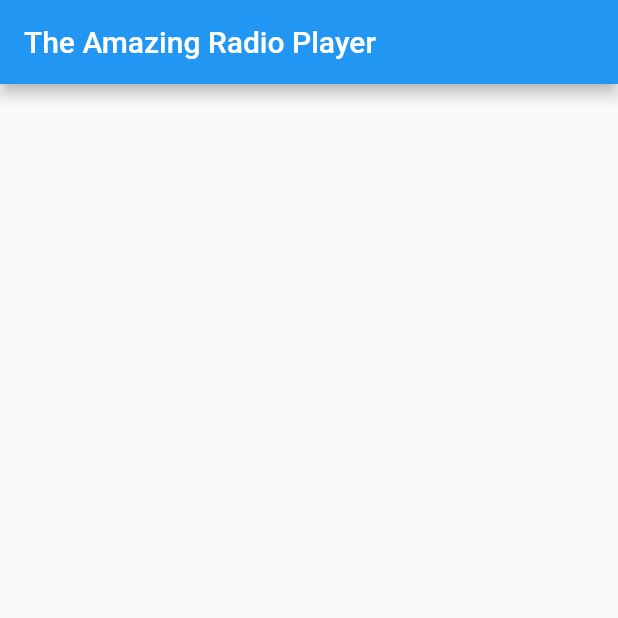
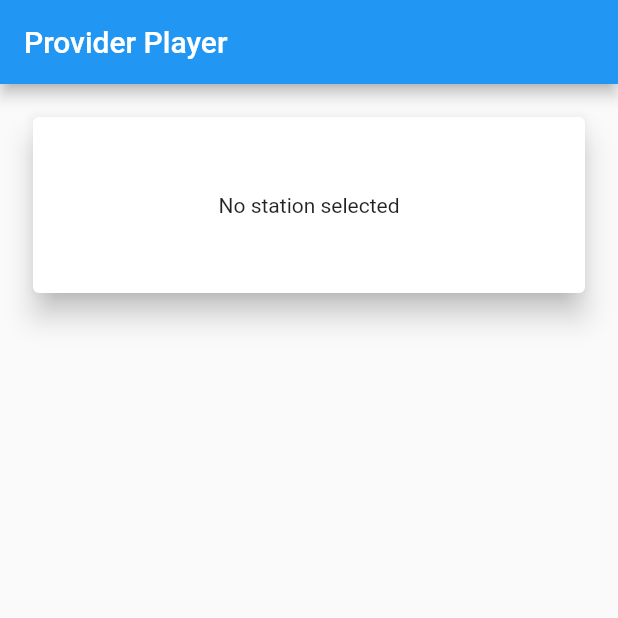
Before and after one commit to chrislaurie-io/bradio_cl, a Flutter app: the screen it shows after launch, on a phone screen of 412 x 824 dp, the top half of it. Run offline on Flutter 3.47's test engine with Material 2 defaults, Android fonts, the phone set to English and light mode, and no system bars; our stand-ins replace font_awesome_flutter, just_audio; network calls fail.

Commit message:
Swapped out bloc for Provider

```diff
--- a/lib/Services/stream_service.dart
+++ b/lib/Services/stream_service.dart
@@ -7,9 +7,12 @@ import 'package:http/http.dart' as http;
 
 class StreamService{
   static final List<RadioStream> _streamList = [];
+
+  static bool isLoading = false;
   static List<RadioStream> get streamList => _streamList;
 
   static Future<int> getStreams() async {
+    isLoading = true;
     const url ='https://nl1.api.radio-browser.info/json/stations/bycountrycodeexact/NL?hidebroken=true&order=bitrate';
     try {
       var response = await http.get(Uri.parse(url));
@@ -32,6 +35,7 @@ class StreamService{
       debugPrint('getStrteams::ERROR:: $e');
     }
     debugPrint('getSTreams.done.streamCount=${_streamList.length}');
+    isLoading = false;
     return _streamList.length;
   }
 
@@ -40,4 +44,5 @@ class StreamService{
     debugPrint('StreamService.removeStreamByName($stationName).idx=${_streamList.indexWhere((element) =>  element.name == stationName)}');
   }
 
+
  }
--- /dev/null
+++ b/lib/app_state/radio_player_state.dart
@@ -0,0 +1,128 @@
+import 'dart:async';
+
+import 'package:bradio_cl/Model/StationStream/radio_stream.dart';
+import 'package:bradio_cl/Services/stream_service.dart';
+import 'package:bradio_cl/core/enums/playing_state.dart';
+import 'package:flutter/material.dart';
+import 'package:just_audio/just_audio.dart';
+
+
+//This is the state manager class for the radioplayer page.
+class RadioPlayerState extends ChangeNotifier{
+
+
+  late final Timer _whatsonTimer;
+
+  RadioPlayerState() {
+    _init();
+    _whatsonTimer = Timer.periodic(const Duration(milliseconds: 1000), (timer) {
+      _getWhatson();
+    });
+
+  }
+
+  //We can create getters against any lower level service directly
+  //There is no need to keep a copy of the streamlist here
+  List<RadioStream> get stationList => StreamService.streamList;
+  int get stationCount => StreamService.streamList.length;
+  bool get isLoadingList => StreamService.isLoading;
+
+  PlayingState _playingState = PlayingState.none;
+  PlayingState get playingState => _playingState;
+
+  String _station = 'No station selected';
+  String get station => _station;
+
+  String _title = '';
+  String get title => _title;
+
+  final _player = AudioPlayer();
+
+  @override
+  void dispose() {
+    debugPrint('RadioPlayerState.dispose');
+    super.dispose();
+    _whatsonTimer.cancel();
+  }
+
+
+  void _init() async {
+    _setPlayingState(PlayingState.loading);
+    notifyListeners();
+    await StreamService.getStreams();
+    _setPlayingState(PlayingState.none);
+  }
+
+  //These methods looks very similar to the bloc
+  //There is no need for events that emit states
+  //The properties of this class is the state and is directly available
+
+  void _getWhatson() {
+    var _what = '';
+    if(_player.playing && _player.icyMetadata != null){
+      _what = _player.icyMetadata?.info?.title ?? '';
+    }
+    if(_what != _title){
+      _title = _what;
+      debugPrint('RadioPlayerState._getWhatson.changed=$_title');
+      notifyListeners();
+    }
+  }
+
+  Future <void> playStream(String newStation, String url) async {
+    if(newStation == _station) {
+      return;
+    }
+    debugPrint('RadioPlayerState.playStream=$newStation');
+    _station = newStation;
+    _title = '';
+    _setPlayingState(PlayingState.loading); //contains a notifyListeners call
+    try {
+      if(_player.playing) {
+        await _player.stop();
+      }
+      await _player.setUrl(url);
+      await _player.load();
+      await startPlaying();
+    } catch (e) {
+      debugPrint('RadioPlayerState.playStream :: ERROR :: $e');
+      _station = 'Error: Cannot play $newStation';
+      StreamService.removeStreamByName(newStation);
+      _setPlayingState(PlayingState.none);
+    }
+  }
+
+  Future <void> startPlaying() async {
+
+    if(!_player.playing){
+      try {
+        debugPrint('RadioPlayerState.startPlaying.state=${_player.playerState}');
+        _setPlayingState(PlayingState.playing);
+        await _player.play();
+      } catch (e) {
+        debugPrint('RadioPlayerState.startPlaying :: ERROR :: $e');
+        _setPlayingState(PlayingState.none);
+        _station = 'Error trying to play $station';
+      }
+    }
+  }
+
+  Future <void> pausePlaying() async {
+    if(_player.playing){
+      try {
+        _setPlayingState(PlayingState.paused);
+        await _player.pause();
+        debugPrint('RadioPlayerState.pausePlaying');
+      }  catch (e) {
+        debugPrint('RadioPlayerState.pausePlaying :: ERROR :: $e');
+        _setPlayingState(PlayingState.none);
+      }
+    }
+  }
+
+  void _setPlayingState(PlayingState newState){
+    _playingState = newState;
+    notifyListeners();
+  }
+
+}
--- a/lib/bloc/player_list/player_list_bloc.dart
+++ /dev/null
@@ -1,52 +0,0 @@
-import 'dart:async';
-
-import 'package:bloc/bloc.dart';
-import 'package:bradio_cl/Model/StationStream/radio_stream.dart';
-import 'package:bradio_cl/Services/stream_service.dart';
-import 'package:bradio_cl/bloc/radio_player/radio_player_bloc.dart';
-import 'package:flutter/material.dart';
-import 'package:meta/meta.dart';
-
-part 'player_list_event.dart';
-part 'player_list_state.dart';
-
-class PlayerListBloc extends Bloc<PlayerListEvent, PlayerListState> {
-
-  RadioPlayerBloc radioPlayerBloc;
-  late StreamSubscription streamSubscription;
-   String _currentStation = '';
-   String get currentStation => _currentStation;
-
-  PlayerListBloc(this.radioPlayerBloc) : super(PlayerListInitial()) {
-
-
-    int results = 0;
-    streamSubscription = radioPlayerBloc.stream.listen((state){
-      if(state is RadioPlayerStreamLoadError){
-        debugPrint('playerListBloc.radioPlayerBloc.listener.RadioPlayerStreamLoadError');
-        add(LoadStationStreamsEvent());
-      } else if(state is RadioPlayerWhatsOn){
-        _currentStation = state.stationName;
-        debugPrint('playerListBloc.radioPlayerBloc.listener.RadioPlayerWhatsOn=$_currentStation');
-        add(LoadStationStreamsEvent());
-      }
-    });
-
-    on<LoadStationStreamsEvent>((event, emit) async {
-      debugPrint('playerListBloc.LoadStreamsEvent');
-      emit(PlayerListLoading());
-
-      if (results <= 0){
-        results = await StreamService.getStreams();
-      }
-
-      emit(PlayerListLoaded(
-        radioStreams: StreamService.streamList,
-        stationCount: StreamService.streamList.length,
-        playingStation: _currentStation
-      ));
-    });
-
-
-  }
-}
--- a/lib/bloc/player_list/player_list_event.dart
+++ /dev/null
@@ -1,6 +0,0 @@
-part of 'player_list_bloc.dart';
-
-@immutable
-abstract class PlayerListEvent {}
-
-class LoadStationStreamsEvent extends PlayerListEvent {}
--- a/lib/bloc/player_list/player_list_state.dart
+++ /dev/null
@@ -1,22 +0,0 @@
-part of 'player_list_bloc.dart';
-
-@immutable
-abstract class PlayerListState {}
-
-class PlayerListInitial extends PlayerListState {}
-
-class PlayerListLoading extends PlayerListState {}
-
-class PlayerListLoadingFailure extends PlayerListState {}
-
-class PlayerListLoaded extends PlayerListState {
-  final List<RadioStream> radioStreams;
-  final int stationCount;
-  final String playingStation;
-
-  PlayerListLoaded({
-    required this.radioStreams,
-    required this.stationCount,
-    required this.playingStation
-  });
-}
--- a/lib/bloc/radio_player/radio_player_bloc.dart
+++ /dev/null
@@ -1,111 +0,0 @@
-import 'dart:async';
-
-import 'package:bloc/bloc.dart';
-import 'package:bradio_cl/Services/stream_service.dart';
-import 'package:flutter/material.dart';
-import 'package:just_audio/just_audio.dart';
-import 'package:meta/meta.dart';
-
-part 'radio_player_event.dart';
-part 'radio_player_state.dart';
-
-class RadioPlayerBloc extends Bloc<RadioPlayerEvent, RadioPlayerState> {
-  final player = AudioPlayer();
-  late final Timer _metadataTimer;
-
-  String _title = '';
-  String get title => _title;
-  String _currentStation = '';
-  String get currentStation => _currentStation;
-
-
-  RadioPlayerBloc() : super(RadioPlayerInitial()) {
-    _metadataTimer = Timer.periodic(const Duration(milliseconds: 1000), (timer) {
-      if(_metaDataChanged()) {
-        add(MetaDataChangedEvent());
-      }
-    });
-
-    on<PlayStreamEvent>((event, emit) async {
-      if (_currentStation != event.stationName) {
-        debugPrint('radioPlayerBloc.PlayStreamEevent=${event.stationName}');
-        emit(RadioPlayerLoadingStream());
-        _currentStation = event.stationName;
-        _title = '';
-        add(MetaDataChangedEvent());
-        try {
-          if(player.playing){
-            await player.stop();
-          }
-          await player.setUrl(event.radioStreamUrl);
-          await player.load();
-          await player.play();
-        } on Exception catch (e) {
-          debugPrint('PlayStreamEvent :: ERROR :: $e');
-          StreamService.removeStreamByName(event.stationName);
-          _title = 'Error playing stream';
-          add(RadioPlayerStreamLoadErrorEvent());
-        }
-
-        emit(RadioPlayerPlayingStream());
-      }
-    });
-
-
-    on<MetaDataChangedEvent>((event, emit){
-      debugPrint('MetaDataChangedEvent.station=$_currentStation; title=$_title');
-      emit(RadioPlayerWhatsOn(_currentStation, _title));
-    });
-
-    on<RadioPlayerStreamLoadErrorEvent>((event, emit){
-      debugPrint('RadioPlayerStreamLoadErrorEvent');
-      emit(RadioPlayerStreamLoadError());
-    });
-
-    on<PauseStreamEvent>((event, emit) async {
-      debugPrint('RadioPlayerBloc.PauseStreamEvent');
-      try {
-        await player.pause();
-        emit(RadioPlayerPaused());
-      }  catch (e) {
-        debugPrint('RadioPlayerBloc.PauseTreamEvent :: ERROR :: $e');
-      }
-    });
-
-
-    on<ResumeStreamEvent>((event, emit) async {
-      debugPrint('RadioPlayerBloc.ResumeStreamEvent');
-      try {
-        emit(RadioPlayerResumed());
-        await player.play();
-      } catch (e) {
-        debugPrint('radioPlayerBloc.ResumeStreamEvent :: ERROR :: $e');
-      }
-    });
-  }
-
-  @override
-  Future<void> close() {
-    _metadataTimer.cancel();
-    return super.close();
-  }
-
-  bool _metaDataChanged() {
-    if (!player.playing || player.processingState == ProcessingState.loading){
-      return false;
-    }
-    var _titleNow = '';
-    if(player.playing && player.icyMetadata != null){
-      _titleNow = player.icyMetadata?.info?.title ?? '';
-    }
-    if(_title != _titleNow){
-      debugPrint('_metaDataChanged=$_titleNow');
-      _title = _titleNow;
-      // _metaData = _metaNow;
-      return true;
-    }
-    return false;
-  }
-
-
-}
--- a/lib/bloc/radio_player/radio_player_event.dart
+++ /dev/null
@@ -1,18 +0,0 @@
-part of 'radio_player_bloc.dart';
-
-@immutable
-abstract class RadioPlayerEvent {}
-
-class PlayStreamEvent extends RadioPlayerEvent {
-  final String stationName;
-  final String radioStreamUrl;
-
-  PlayStreamEvent(this.radioStreamUrl, this.stationName);
-}
-
-class PauseStreamEvent extends RadioPlayerEvent {}
-class ResumeStreamEvent extends RadioPlayerEvent {}
-
-class StopStreamEvent extends RadioPlayerEvent {}
-class MetaDataChangedEvent extends RadioPlayerEvent {}
-class RadioPlayerStreamLoadErrorEvent extends RadioPlayerEvent {}
--- a/lib/bloc/radio_player/radio_player_state.dart
+++ /dev/null
@@ -1,22 +0,0 @@
-part of 'radio_player_bloc.dart';
-
-@immutable
-abstract class RadioPlayerState {}
-
-class RadioPlayerInitial extends RadioPlayerState {}
-
-class RadioPlayerLoadingStream extends RadioPlayerState {
-
-}
-
-
-class RadioPlayerWhatsOn extends RadioPlayerState {
-  final String stationName;
-  final String nowPlaying;
-  RadioPlayerWhatsOn(this.stationName, this.nowPlaying);
-}
-
-class RadioPlayerPlayingStream extends RadioPlayerState {}
-class RadioPlayerPaused extends RadioPlayerState {}
-class RadioPlayerResumed extends RadioPlayerState {}
-class RadioPlayerStreamLoadError extends RadioPlayerState {}
--- /dev/null
+++ b/lib/core/enums/playing_state.dart
@@ -0,0 +1,7 @@
+
+enum PlayingState{
+  none,
+  loading,
+  playing,
+  paused
+}
--- a/lib/ui/player/player_page.dart
+++ b/lib/ui/player/player_page.dart
@@ -1,29 +1,11 @@
-import 'package:bradio_cl/bloc/player_list/player_list_bloc.dart';
-import 'package:bradio_cl/bloc/radio_player/radio_player_bloc.dart';
 import 'package:bradio_cl/ui/player/player_view.dart';
 import 'package:flutter/material.dart';
-import 'package:flutter_bloc/flutter_bloc.dart';
 
 class PlayerPage extends StatelessWidget {
   const PlayerPage({Key? key}) : super(key: key);
 
   @override
   Widget build(BuildContext context) {
-    return MultiBlocProvider(
-      providers: [
-        BlocProvider<RadioPlayerBloc>(
-          create: (_) => RadioPlayerBloc(),
-        ),
-
-        BlocProvider<PlayerListBloc>(
-          create: (context) {
-            final bloc = PlayerListBloc(BlocProvider.of<RadioPlayerBloc>(context));
-            bloc.add(LoadStationStreamsEvent());
-            return bloc;
-          },
-        ),
-      ],
-      child:  const PlayerView(),
-    );
+    return const PlayerView();
   }
 }
--- a/lib/ui/player/player_view.dart
+++ b/lib/ui/player/player_view.dart
@@ -1,9 +1,10 @@
 import 'package:bradio_cl/Model/StationStream/radio_stream.dart';
-import 'package:bradio_cl/bloc/player_list/player_list_bloc.dart';
-import 'package:bradio_cl/bloc/radio_player/radio_player_bloc.dart';
+import 'package:bradio_cl/app_state/radio_player_state.dart';
+import 'package:bradio_cl/core/enums/playing_state.dart';
+// import 'package:bradio_cl/providers/radio_player/radio_player_bloc.dart';
 import 'package:flutter/material.dart';
-import 'package:flutter_bloc/flutter_bloc.dart';
 import 'package:font_awesome_flutter/font_awesome_flutter.dart';
+import 'package:provider/provider.dart';
 
 class PlayerView extends StatelessWidget {
   const PlayerView({Key? key}) : super(key: key);
@@ -12,28 +13,33 @@ class PlayerView extends StatelessWidget {
   @override
   Widget build(BuildContext context) {
     final _nowPlayingHeight = MediaQuery.of(context).size.height / 6;
+
+    //Slightly irritating of changeNotifier is that you must call it differently depening on whether
+    //you are calling an method (not requiring 'listen to changes') or want a value that may change requiring to listen (the default)
+    //Here I create to state varaiables one with listen capability and one without.
+    //This is then passed down to other functions in this class
+    //You don't need to do it this way. You can bass the build context around and then use that
+    //to access your state directly: Provider.of<RadioPlayerState>(context)....
+    var _state = Provider.of<RadioPlayerState>(context);
+    var _stateNoListen = Provider.of<RadioPlayerState>(context, listen: false );
+
     return Scaffold(
       appBar: AppBar(
-        title: const Text('The Amazing Radio Player'),
-        actions: [_pauseButton()],
+        title: const Text('Provider Player'),
+        actions: [_pauseButton(_state, _stateNoListen)],
       ),
 
       body: Padding(
         padding: const EdgeInsets.all(12.0),
         child: Column(
           children: [
-            _nowPlaying(_nowPlayingHeight),
+            _nowPlaying(_nowPlayingHeight, _state),
             Expanded(
-              child: BlocBuilder<PlayerListBloc, PlayerListState>(
-                builder: (context, state) {
-                  if (state is PlayerListLoaded) {
-                    return _buildListView(state.stationCount, state.radioStreams, state.playingStation);
-                  }
-                  return const Center(
+                  child: _state.isLoadingList
+                    ? const Center(
                         child: CircularProgressIndicator(),
-                  );
-                },
-              ),
+                      )
+                    : _buildListView(_state, _stateNoListen)
               ),
           ],
         ),
@@ -41,57 +47,45 @@ class PlayerView extends StatelessWidget {
     );
   }
 
-  Widget _pauseButton(){
-    return BlocBuilder<RadioPlayerBloc, RadioPlayerState>(
-      builder: (context, state){
-        debugPrint('PlayerVIew._pauseButton.${state.runtimeType}');
-        if(state is RadioPlayerPlayingStream  || state is RadioPlayerWhatsOn || state is RadioPlayerResumed){
+  Widget _pauseButton(RadioPlayerState state, RadioPlayerState stateNoListen){
+    if(state.playingState == PlayingState.playing){
       return IconButton(
-            onPressed: () => context.read<RadioPlayerBloc>().add(PauseStreamEvent()),
+        onPressed: () => stateNoListen.pausePlaying(),
         icon: const Icon(FontAwesomeIcons.pause)
       );
-        } else if (state is RadioPlayerPaused){
+
+    } else if(state.playingState == PlayingState.paused){
       return IconButton(
-            onPressed: () => context.read<RadioPlayerBloc>().add(ResumeStreamEvent()),
+        onPressed: () => stateNoListen.startPlaying(),
         icon: const Icon(FontAwesomeIcons.play)
       );
     }
     return Container();
-      });
-
   }
 
-  Widget _nowPlaying(double playerHeight) {
+  Widget _nowPlaying(double playerHeight, RadioPlayerState state) {
     return SizedBox(
       height: playerHeight,
+      child: Card(
+        margin: const EdgeInsets.all(10),
+        elevation: 8,
         child: Center(
-        child: BlocBuilder<RadioPlayerBloc, RadioPlayerState>(
-          builder: (context, state) {
-            // if(state is RadioPlayerWhatsOn){
-              debugPrint('_nowPlaying.state.${state.runtimeType}');
-            // }
-            // return Text('$_stationName${_title.isNotEmpty ? ':\n\n' : ''}$_title');
-            var bloc = context.read<RadioPlayerBloc>();
-            if(state is RadioPlayerLoadingStream){
-              return const CircularProgressIndicator();
-            }
-            return Text('${bloc.currentStation}${bloc.title.isNotEmpty ? ':\n\n' : ''}${bloc.title}');
-          },
+          child: state.playingState == PlayingState.loading
+            ? const Center(
+                child: CircularProgressIndicator(),
               )
+            : Text('${state.station}${state.title.isNotEmpty ? ':\n\n' : ''}${state.title}')
+        ),
       ),
     );
   }
 
-  ListView _buildListView(
-    int stationCount,
-    List<RadioStream> radioStreams,
-    String playingStation,
-  ) {
+  ListView _buildListView(RadioPlayerState state, RadioPlayerState stateNoListen) {
     return ListView.builder(
-      itemCount: stationCount,
+      itemCount: state.stationCount,
       itemBuilder: (context, index) {
-        final RadioStream radioStream = radioStreams[index];
-        bool isActive = radioStream.name == playingStation;
+        final RadioStream radioStream = state.stationList[index];
+        bool isActive = radioStream.name == state.station;
         return Card(
           shape: RoundedRectangleBorder(
             borderRadius: BorderRadius.circular(8),
@@ -100,7 +94,7 @@ class PlayerView extends StatelessWidget {
           elevation: isActive ? 0 : 8,
           child: ListTile(
             onTap: (){
-              context.read<RadioPlayerBloc>().add(PlayStreamEvent(radioStream.urlResolved, radioStream.name));
+              stateNoListen.playStream(radioStream.name, radioStream.url);
             },
             title: Text(radioStream.name),
             subtitle: Text(radioStream.tags),
@@ -109,4 +103,5 @@ class PlayerView extends StatelessWidget {
       },
     );
   }
+
 }
--- a/pubspec.yaml
+++ b/pubspec.yaml
@@ -35,7 +35,8 @@ dependencies:
   # Use with the CupertinoIcons class for iOS style icons.
   cupertino_icons: ^1.0.2
   font_awesome_flutter:
-  flutter_bloc: ^8.0.0
+  # flutter_bloc: ^8.0.0
+  provider: ^6.0.1
   http: ^0.13.4
   just_audio: ^0.9.17
 
```
Also changed, not shown: lib/bloc/counter/counter_cubit.dart (deleted, +0 -13 lines), lib/main.dart (+11 -1 lines), lib/ui/counter/counter_page.dart (deleted, +0 -19 lines), lib/ui/counter/counter_view.dart (deleted, +0 -50 lines), pubspec.lock. Lines whose indentation alone changed are shown as unchanged.
